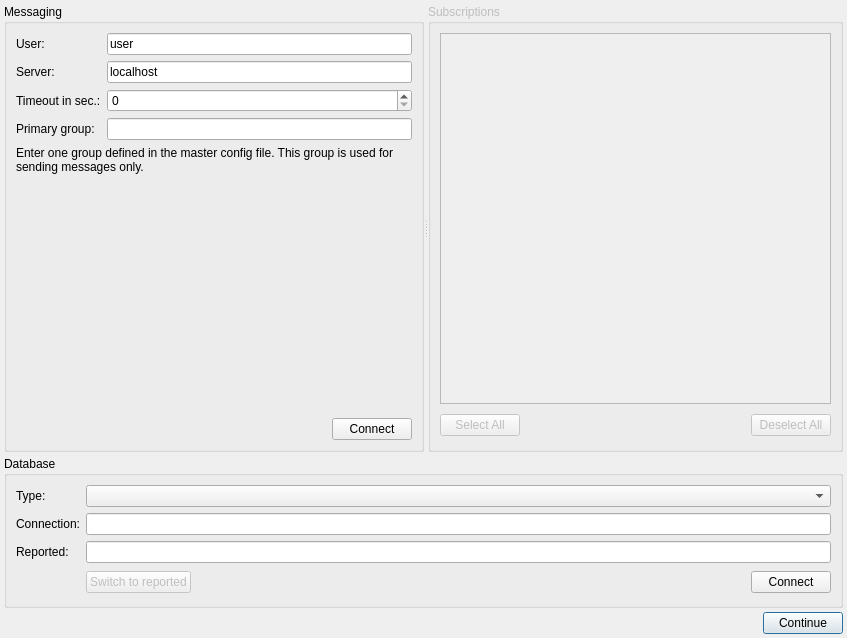
Above: libs/seiscomp/gui/core/connectiondialog.ui from SeisComP/common before the change. Below: the same form after it.
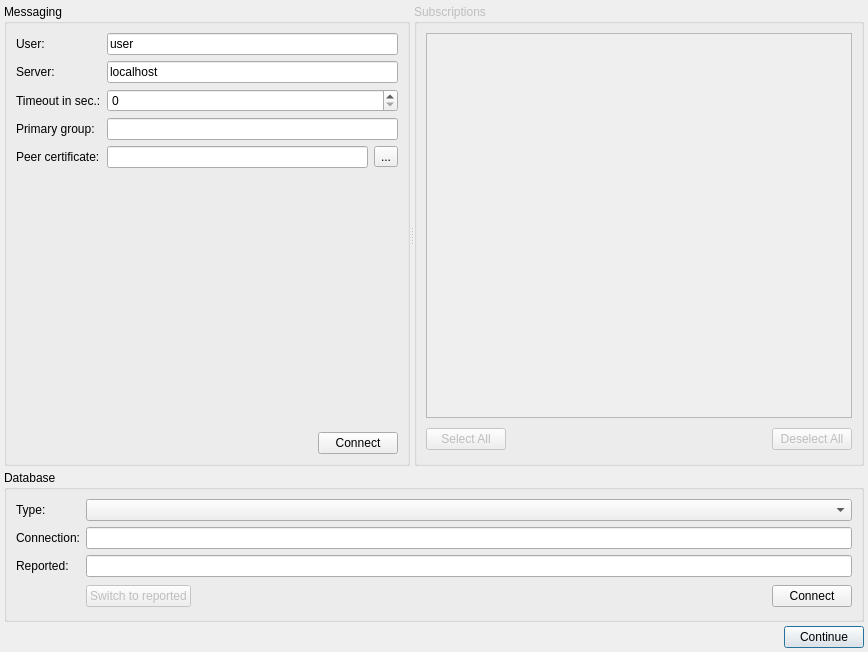
That is the form after the change.

Commit message:
[gui] Extend connection dialog
- Add option to select peer certificate
- Move primary group description to tooltip

The edit to the form file:
```diff
--- a/libs/seiscomp/gui/core/connectiondialog.ui
+++ b/libs/seiscomp/gui/core/connectiondialog.ui
@@ -6,8 +6,8 @@
    <rect>
     <x>0</x>
     <y>0</y>
-    <width>847</width>
-    <height>638</height>
+    <width>868</width>
+    <height>652</height>
    </rect>
   </property>
   <property name="sizePolicy">
@@ -177,25 +177,6 @@
        <property name="spacing">
         <number>6</number>
        </property>
-       <item row="4" column="0" colspan="2">
-        <widget class="QLabel" name="label_3">
-         <property name="sizePolicy">
-          <sizepolicy hsizetype="Preferred" vsizetype="Preferred">
-           <horstretch>0</horstretch>
-           <verstretch>0</verstretch>
-          </sizepolicy>
-         </property>
-         <property name="text">
-          <string>Enter one group defined in the master config file. This group is used for sending messages only.</string>
-         </property>
-         <property name="alignment">
-          <set>Qt::AlignLeading|Qt::AlignLeft|Qt::AlignTop</set>
-         </property>
-         <property name="wordWrap">
-          <bool>true</bool>
-         </property>
-        </widget>
-       </item>
        <item row="2" column="0">
         <widget class="QLabel" name="label_4">
          <property name="text">
@@ -206,7 +187,7 @@
        <item row="2" column="1">
         <widget class="QSpinBox" name="timeoutSpinBox"/>
        </item>
-       <item row="5" column="0" colspan="2">
+       <item row="6" column="0" colspan="2">
         <layout class="QHBoxLayout">
          <property name="spacing">
           <number>6</number>
@@ -274,6 +255,50 @@
          </property>
         </widget>
        </item>
+       <item row="5" column="1">
+        <spacer name="verticalSpacer">
+         <property name="orientation">
+          <enum>Qt::Vertical</enum>
+         </property>
+         <property name="sizeHint" stdset="0">
+          <size>
+           <width>20</width>
+           <height>40</height>
+          </size>
+         </property>
+        </spacer>
+       </item>
+       <item row="4" column="0">
+        <widget class="QLabel" name="label_3">
+         <property name="text">
+          <string>Peer certificate:</string>
+         </property>
+        </widget>
+       </item>
+       <item row="4" column="1">
+        <layout class="QHBoxLayout" name="horizontalLayout">
+         <item>
+          <widget class="QLineEdit" name="editPeerCertificate">
+           <property name="sizePolicy">
+            <sizepolicy hsizetype="Expanding" vsizetype="Minimum">
+             <horstretch>0</horstretch>
+             <verstretch>0</verstretch>
+            </sizepolicy>
+           </property>
+          </widget>
+         </item>
+         <item>
+          <widget class="QToolButton" name="btnPeerCertificateOpen">
+           <property name="toolTip">
+            <string>Select peer certificate file</string>
+           </property>
+           <property name="text">
+            <string>...</string>
+           </property>
+          </widget>
+         </item>
+        </layout>
+       </item>
       </layout>
      </widget>
      <widget class="QGroupBox" name="groupSubscriptions">
```
The commit also changes 5 other files.
